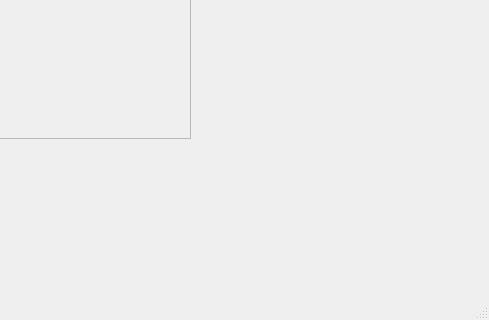
The window that data/app/designer/main.ui (dsoftn/my_journal) describes before a commit, drawn with Qt 5; both pictures show x 500 to 989 and y 280 to 600 of the 989 by 600 pixel window.
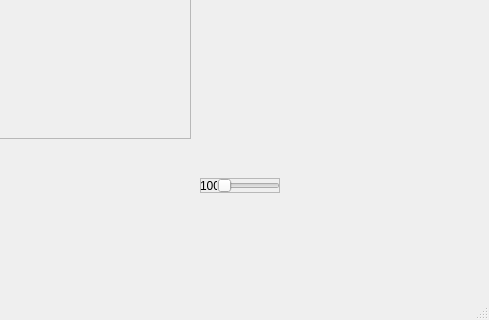
The same window after the commit. Icons and pictures are not drawn.

Diff of the .ui file:
```diff
--- a/data/app/designer/main.ui
+++ b/data/app/designer/main.ui
@@ -46,6 +46,76 @@
      </property>
     </widget>
    </widget>
+   <widget class="QFrame" name="frm_stb_volume">
+    <property name="geometry">
+     <rect>
+      <x>700</x>
+      <y>410</y>
+      <width>80</width>
+      <height>15</height>
+     </rect>
+    </property>
+    <property name="frameShape">
+     <enum>QFrame::StyledPanel</enum>
+    </property>
+    <property name="frameShadow">
+     <enum>QFrame::Raised</enum>
+    </property>
+    <widget class="QSlider" name="sld_volume">
+     <property name="geometry">
+      <rect>
+       <x>17</x>
+       <y>0</y>
+       <width>63</width>
+       <height>15</height>
+      </rect>
+     </property>
+     <property name="maximum">
+      <number>100</number>
+     </property>
+     <property name="orientation">
+      <enum>Qt::Horizontal</enum>
+     </property>
+     <property name="tickPosition">
+      <enum>QSlider::NoTicks</enum>
+     </property>
+    </widget>
+    <widget class="QPushButton" name="btn_volume">
+     <property name="geometry">
+      <rect>
+       <x>0</x>
+       <y>0</y>
+       <width>15</width>
+       <height>15</height>
+      </rect>
+     </property>
+     <property name="text">
+      <string/>
+     </property>
+     <property name="iconSize">
+      <size>
+       <width>15</width>
+       <height>15</height>
+      </size>
+     </property>
+     <property name="flat">
+      <bool>true</bool>
+     </property>
+    </widget>
+    <widget class="QLabel" name="lbl_volume_value">
+     <property name="geometry">
+      <rect>
+       <x>0</x>
+       <y>0</y>
+       <width>17</width>
+       <height>15</height>
+      </rect>
+     </property>
+     <property name="text">
+      <string>100</string>
+     </property>
+    </widget>
+   </widget>
   </widget>
   <widget class="QMenuBar" name="menubar">
    <property name="geometry">
```
Left out of the diff: 60 changed lines with no effect on the pictures.
